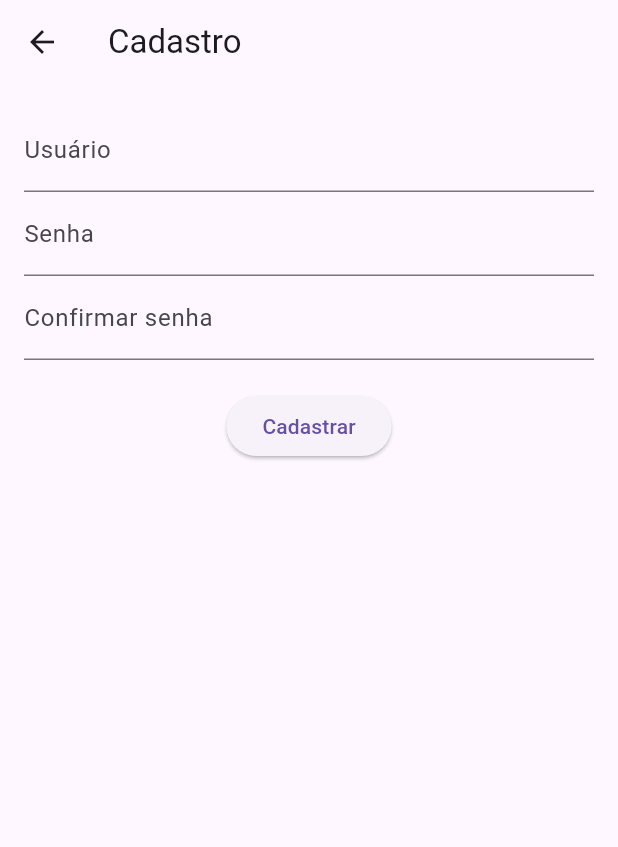
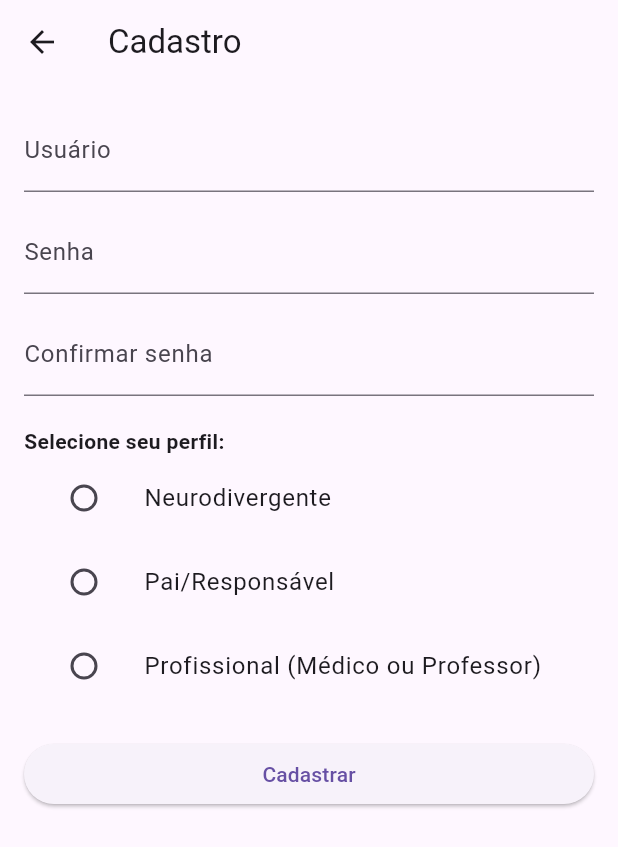
Before and after one commit to ViniciusBrasilio01/projetos-mobile, a Flutter app: the screen it shows after launch, after a tap on "Entrar", after a tap on "Criar conta", on a phone screen of 412 x 824 dp. Shown: the top 847 px of the screen. Run offline on Flutter 3.47's test engine with Material 3 defaults, Android fonts, the phone set to English and light mode, and no system bars; our stand-ins replace audioplayers, google_fonts, hive, hive_flutter, lottie; accounts and stored records are empty.

Commit message:
Adicionado dependencias, modificado: main.dart, user.dart, userg.dart, register_page.dart

```diff
--- a/lib/main.dart
+++ b/lib/main.dart
@@ -1,57 +1,83 @@
 import 'package:flutter/material.dart';
-import 'package:aplicativo_nex/presentation/pages/crisis/crisis_mode_page.dart'; // Importação da tela do Modo Crise
-import 'package:aplicativo_nex/presentation/pages/tasks/task_page.dart'; // Importação da tela de tarefas
-import 'package:aplicativo_nex/presentation/pages/login/login_page.dart'; // Importação da tela de login
-import 'package:aplicativo_nex/presentation/pages/register/register_page.dart'; // Importação da tela de registro
 import 'package:hive_flutter/hive_flutter.dart';
+
+// Importações das páginas principais
+import 'package:aplicativo_nex/presentation/pages/crisis/crisis_mode_page.dart';
+import 'package:aplicativo_nex/presentation/pages/tasks/task_page.dart';
+import 'package:aplicativo_nex/presentation/pages/login/login_page.dart';
+import 'package:aplicativo_nex/presentation/pages/register/register_page.dart';
+
+// Importações dos modelos Hive
 import 'models/task.dart';
-
+import 'models/user.dart';
 
 void main() async {
+  // Inicializa o Flutter antes de qualquer operação assíncrona
   WidgetsFlutterBinding.ensureInitialized();
+
+  // Inicializa o Hive com suporte ao Flutter
   await Hive.initFlutter();
+
+  // Registra os adapters dos modelos Hive
   Hive.registerAdapter(TaskAdapter());
-  await Hive.openBox<Task>('tasks');
-  await Hive.openBox('auth'); // nova box para autenticação
+  Hive.registerAdapter(UserProfileTypeAdapter());
+  Hive.registerAdapter(UserAdapter());
 
+  // Abre as caixas Hive utilizadas no app
+  await Hive.openBox<Task>('tasks'); // Caixa de tarefas
+  await Hive.openBox('auth');        // Caixa de autenticação
+  await Hive.openBox<User>('users'); // Caixa de usuários
+
+  // Verifica se o usuário está logado
   final isLoggedIn = Hive.box('auth').get('isLoggedIn', defaultValue: false);
 
+  // Executa o aplicativo principal
   runApp(MyApp(isLoggedIn: isLoggedIn));
 }
 
+/// Widget principal do aplicativo
 class MyApp extends StatelessWidget {
   final bool isLoggedIn;
 
   const MyApp({super.key, required this.isLoggedIn});
+
   @override
   Widget build(BuildContext context) {
     return MaterialApp(
       title: 'NEX App',
       debugShowCheckedModeBanner: false,
+
+      // Define temas claro e escuro
       theme: ThemeData.light(),
       darkTheme: ThemeData.dark(),
       themeMode: ThemeMode.system,
+
+      // Define a rota inicial com base no estado de login
       initialRoute: isLoggedIn ? '/' : '/login',
+
+      // Define todas as rotas nomeadas do aplicativo
       routes: {
-        '/login': (context) => LoginPage(),
-        '/register': (context) => RegisterPage(),
+        '/login': (context) => const LoginPage(),
+        '/register': (context) => const RegisterPage(),
         '/': (context) => HomeScreen(),
-        '/tasks': (context) => TasksPage(),
-        '/community': (context) => SimpleScreen(title: 'Comunidade'),
-        '/evolution': (context) => SimpleScreen(title: 'Evolução'),
-        '/education': (context) => SimpleScreen(title: 'Educação'),
-        '/support': (context) => SimpleScreen(title: 'Suporte'),
-        '/crisis': (context) => CrisisModePage(),
-        '/profile': (context) => SimpleScreen(title: 'Perfil'),
-        '/settings': (context) => SimpleScreen(title: 'Configurações'),
+        '/tasks': (context) => const TasksPage(),
+        '/community': (context) => const SimpleScreen(title: 'Comunidade'),
+        '/evolution': (context) => const SimpleScreen(title: 'Evolução'),
+        '/education': (context) => const SimpleScreen(title: 'Educação'),
+        '/support': (context) => const SimpleScreen(title: 'Suporte'),
+        '/crisis': (context) => const CrisisModePage(),
+        '/profile': (context) => const SimpleScreen(title: 'Perfil'),
+        '/settings': (context) => const SimpleScreen(title: 'Configurações'),
       },
     );
   }
 }
 
+/// Tela principal exibida após login
 class HomeScreen extends StatelessWidget {
   final double logoSize = 180;
 
+  // Lista de itens do menu principal
   final List<MenuItem> menuItems = [
     MenuItem(icon: Icons.playlist_add_check, label: 'TAREFAS', route: '/tasks'),
     MenuItem(icon: Icons.forum, label: 'COMUNIDADE', route: '/community'),
@@ -60,6 +86,8 @@ class HomeScreen extends StatelessWidget {
     MenuItem(icon: Icons.headset_mic, label: 'SUPORTE', route: '/support'),
     MenuItem(icon: Icons.warning, label: 'MODO CRISE', route: '/crisis'),
   ];
+
+  HomeScreen({super.key});
 
   @override
   Widget build(BuildContext context) {
@@ -73,18 +101,23 @@ class HomeScreen extends StatelessWidget {
             Column(
               children: [
                 const SizedBox(height: 20),
+
+                // Logo do aplicativo
                 Image.asset(
                   'assets/images/logo_nex.png',
                   width: logoSize,
                   height: logoSize,
                   semanticLabel: 'Logo do aplicativo NEX',
                 ),
+
                 const SizedBox(height: 20),
+
+                // Grade de botões do menu
                 Expanded(
                   child: Padding(
                     padding: const EdgeInsets.symmetric(horizontal: 40, vertical: 40),
                     child: GridView.builder(
-                      gridDelegate: SliverGridDelegateWithMaxCrossAxisExtent(
+                      gridDelegate: const SliverGridDelegateWithMaxCrossAxisExtent(
                         maxCrossAxisExtent: 200,
                         mainAxisSpacing: 20,
                         crossAxisSpacing: 20,
@@ -136,6 +169,8 @@ class HomeScreen extends StatelessWidget {
                 ),
               ],
             ),
+
+            // Botão de acesso ao perfil
             Positioned(
               top: 10,
               left: 10,
@@ -147,6 +182,8 @@ class HomeScreen extends StatelessWidget {
                 },
               ),
             ),
+
+            // Botão de acesso às configurações
             Positioned(
               top: 10,
               right: 10,
@@ -165,6 +202,7 @@ class HomeScreen extends StatelessWidget {
   }
 }
 
+/// Classe que representa um item do menu principal
 class MenuItem {
   final IconData icon;
   final String label;
@@ -173,10 +211,11 @@ class MenuItem {
   MenuItem({required this.icon, required this.label, required this.route});
 }
 
+/// Tela genérica para páginas simples
 class SimpleScreen extends StatelessWidget {
   final String title;
 
-  const SimpleScreen({required this.title});
+  const SimpleScreen({super.key, required this.title});
 
   @override
   Widget build(BuildContext context) {
--- /dev/null
+++ b/lib/models/user.dart
@@ -0,0 +1,35 @@
+import 'package:hive/hive.dart';
+
+part 'user.g.dart';
+
+/// Enumeração dos tipos de perfil disponíveis no aplicativo
+@HiveType(typeId: 1)
+enum UserProfileType {
+  @HiveField(0)
+  neurodivergente,
+
+  @HiveField(1)
+  responsavel,
+
+  @HiveField(2)
+  profissional,
+}
+
+/// Modelo de dados para representar um usuário no Hive
+@HiveType(typeId: 2)
+class User extends HiveObject {
+  @HiveField(0)
+  String username;
+
+  @HiveField(1)
+  String password;
+
+  @HiveField(2)
+  UserProfileType profileType;
+
+  User({
+    required this.username,
+    required this.password,
+    required this.profileType,
+  });
+}
--- a/lib/presentation/pages/register/register_page.dart
+++ b/lib/presentation/pages/register/register_page.dart
@@ -1,5 +1,6 @@
 import 'package:flutter/material.dart';
 import 'package:hive/hive.dart';
+import '../../../models/user.dart';
 
 class RegisterPage extends StatefulWidget {
   const RegisterPage({super.key});
@@ -14,23 +15,39 @@ class _RegisterPageState extends State<RegisterPage> {
   final _confirmController = TextEditingController();
   final _formKey = GlobalKey<FormState>();
 
+  // Variável para armazenar o tipo de perfil selecionado
+  UserProfileType? _selectedProfile;
+
+  /// Função para realizar o cadastro do usuário
   void _register() {
-    if (_formKey.currentState!.validate()) {
-      final usersBox = Hive.box('users');
+    if (_formKey.currentState!.validate() && _selectedProfile != null) {
+      final usersBox = Hive.box<User>('users');
       final username = _usernameController.text.trim();
       final password = _passwordController.text;
 
-      if (usersBox.containsKey(username)) {
+      // Verifica se o usuário já existe
+      if (usersBox.values.any((user) => user.username == username)) {
         ScaffoldMessenger.of(context).showSnackBar(
           const SnackBar(content: Text('Usuário já existe')),
         );
       } else {
-        usersBox.put(username, password);
+        // Cria e salva o novo usuário
+        final newUser = User(
+          username: username,
+          password: password,
+          profileType: _selectedProfile!,
+        );
+        usersBox.add(newUser);
+
         ScaffoldMessenger.of(context).showSnackBar(
           const SnackBar(content: Text('Cadastro realizado com sucesso')),
         );
         Navigator.pop(context);
       }
+    } else if (_selectedProfile == null) {
+      ScaffoldMessenger.of(context).showSnackBar(
+        const SnackBar(content: Text('Selecione o tipo de perfil')),
+      );
     }
   }
 
@@ -42,26 +59,66 @@ class _RegisterPageState extends State<RegisterPage> {
         padding: const EdgeInsets.all(16.0),
         child: Form(
           key: _formKey,
-          child: Column(
+          child: ListView(
             children: [
+              // Campo de usuário
               TextFormField(
                 controller: _usernameController,
                 decoration: const InputDecoration(labelText: 'Usuário'),
-                validator: (value) => value == null || value.isEmpty ? 'Informe o usuário' : null,
+                validator: (value) =>
+                  value == null || value.isEmpty ? 'Informe o usuário' : null,
               ),
+              const SizedBox(height: 12),
+
+              // Campo de senha
               TextFormField(
                 controller: _passwordController,
                 decoration: const InputDecoration(labelText: 'Senha'),
                 obscureText: true,
-                validator: (value) => value == null || value.isEmpty ? 'Informe a senha' : null,
+                validator: (value) =>
+                  value == null || value.isEmpty ? 'Informe a senha' : null,
               ),
+              const SizedBox(height: 12),
+
+              // Campo de confirmação de senha
               TextFormField(
                 controller: _confirmController,
                 decoration: const InputDecoration(labelText: 'Confirmar senha'),
                 obscureText: true,
-                validator: (value) => value != _passwordController.text ? 'Senhas não conferem' : null,
+                validator: (value) =>
+                  value != _passwordController.text ? 'Senhas não conferem' : null,
               ),
               const SizedBox(height: 20),
+
+              // Seleção de tipo de perfil
+              const Text('Selecione seu perfil:', style: TextStyle(fontWeight: FontWeight.bold)),
+              ListTile(
+                title: const Text('Neurodivergente'),
+                leading: Radio<UserProfileType>(
+                  value: UserProfileType.neurodivergente,
+                  groupValue: _selectedProfile,
+                  onChanged: (value) => setState(() => _selectedProfile = value),
+                ),
+              ),
+              ListTile(
+                title: const Text('Pai/Responsável'),
+                leading: Radio<UserProfileType>(
+                  value: UserProfileType.responsavel,
+                  groupValue: _selectedProfile,
+                  onChanged: (value) => setState(() => _selectedProfile = value),
+                ),
+              ),
+              ListTile(
+                title: const Text('Profissional (Médico ou Professor)'),
+                leading: Radio<UserProfileType>(
+                  value: UserProfileType.profissional,
+                  groupValue: _selectedProfile,
+                  onChanged: (value) => setState(() => _selectedProfile = value),
+                ),
+              ),
+              const SizedBox(height: 20),
+
+              // Botão de cadastro
               ElevatedButton(
                 onPressed: _register,
                 child: const Text('Cadastrar'),
--- a/pubspec.yaml
+++ b/pubspec.yaml
@@ -30,6 +30,9 @@ environment:
 dependencies:
   flutter:
     sdk: flutter
+
+  # Para JSON
+  json_annotation: ^4.8.0
 
   # Gerenciamento de estado
   flutter_riverpod: ^3.0.2
@@ -81,6 +84,7 @@ dev_dependencies:
     sdk: flutter
   build_runner: ^2.4.7
   hive_generator: ^2.0.1
+  json_serializable: ^6.6.0
 
   # The "flutter_lints" package below contains a set of recommended lints to
   # encourage good coding practices. The lint set provided by the package is
```
Also changed, not shown: lib/models/user.g.dart (added), pubspec.lock.
